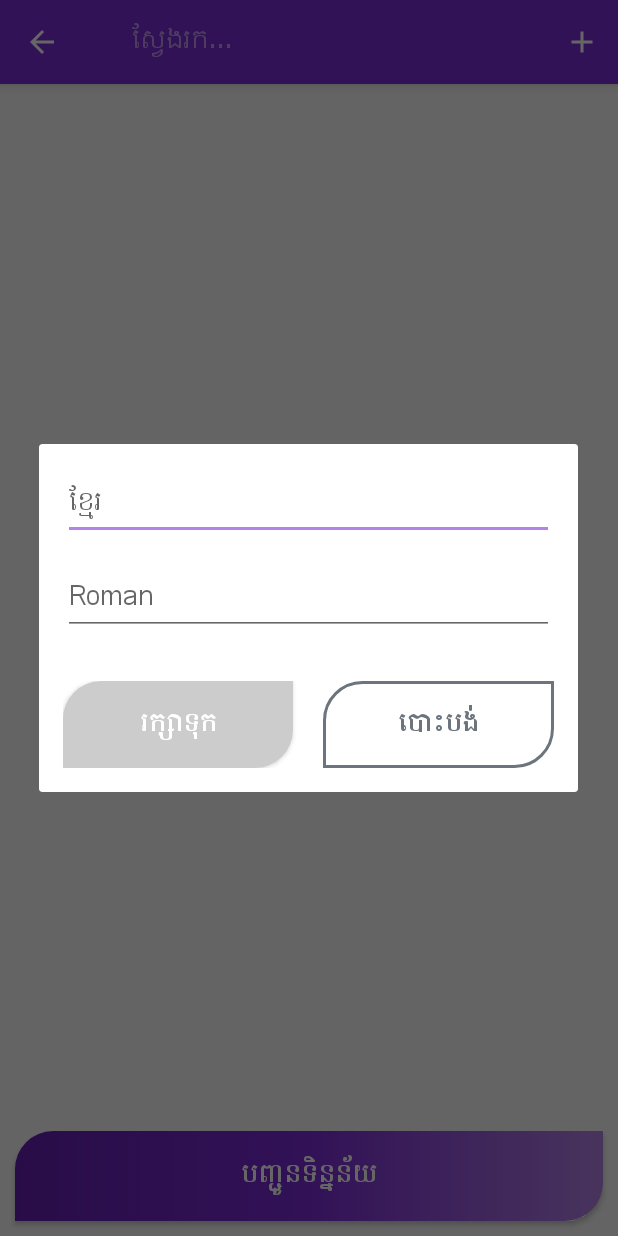
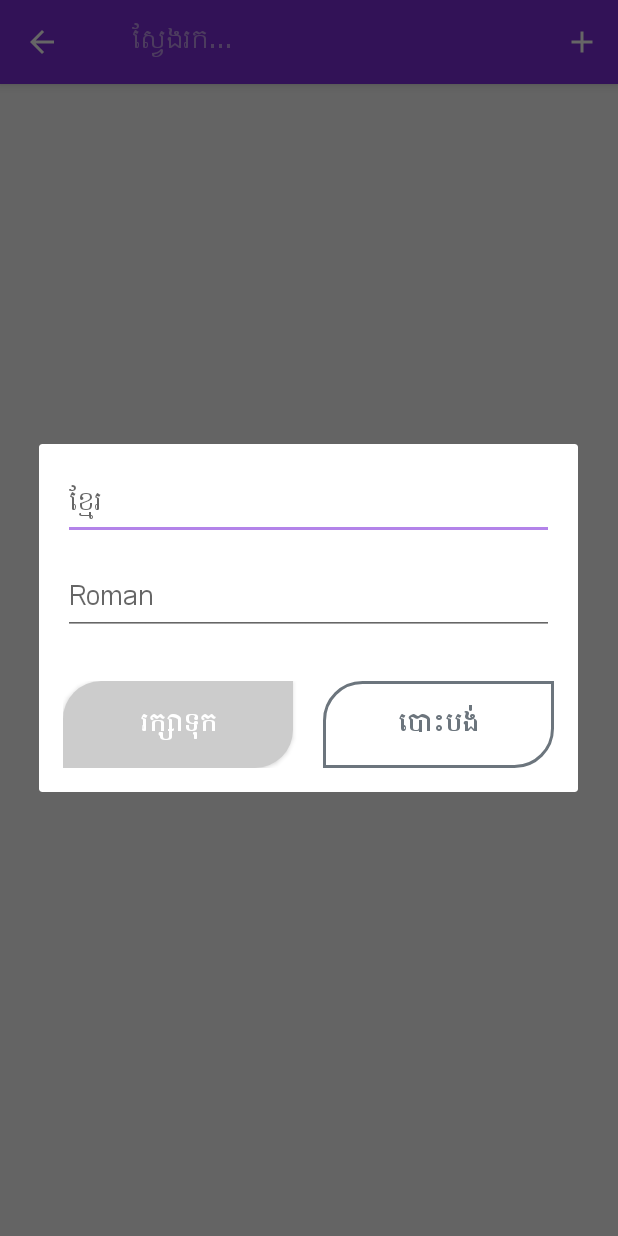
Before and after one commit to khmerlang/Khmerlang-Keyboard, an Android app: the CustomMapping screen opened directly, with no data from a screen before it, after a tap on "បន្ថែម", on a phone screen of 412 x 824 dp. Run offline under Robolectric (Android 15) with nearby library versions, the phone set to English and light mode, and no system bars; libraries missing offline, so code that uses them is left out: io.realm; 2 statements that could not run were skipped; 1 other tap on this screen came first.

```diff
--- a/app/src/main/res/layout/activity_custom_mapping.xml
+++ b/app/src/main/res/layout/activity_custom_mapping.xml
@@ -34,6 +34,7 @@
             android:layout_width="match_parent"
             android:text="@string/upload_data"
             android:theme="@style/HomeButton"
-            android:background="@drawable/button" />
+            android:background="@drawable/button"
+            android:visibility="gone"/>
     </LinearLayout>
 </androidx.constraintlayout.widget.ConstraintLayout>
```
Also changed, not shown: app/src/main/java/com/rathanak/khmerroman/view/CustomMapping.kt (+8 -0 lines).
